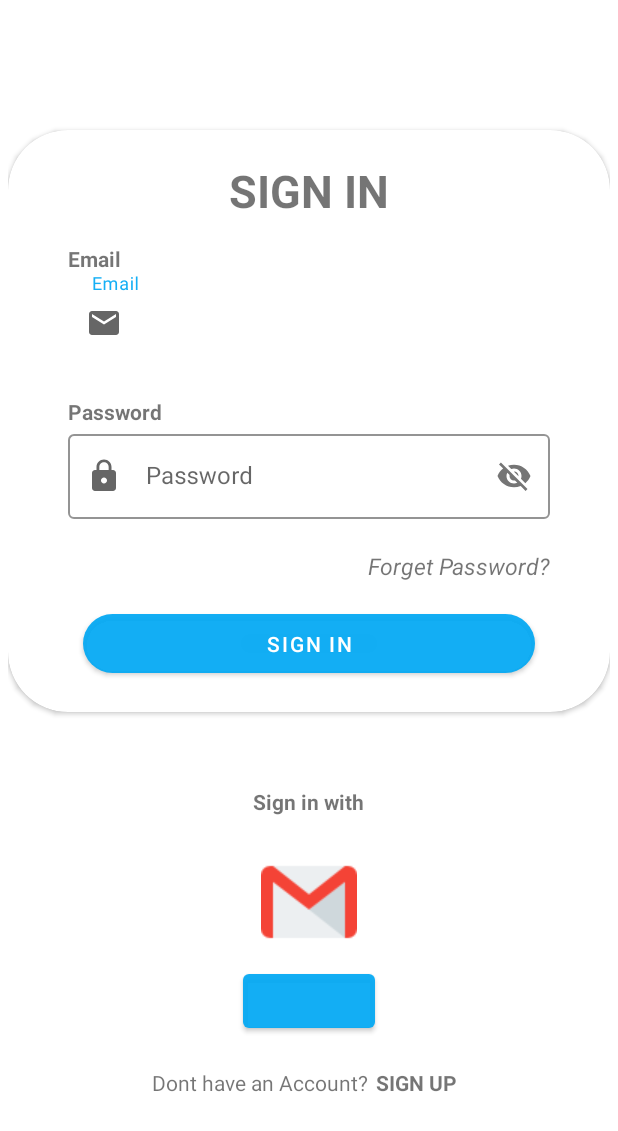
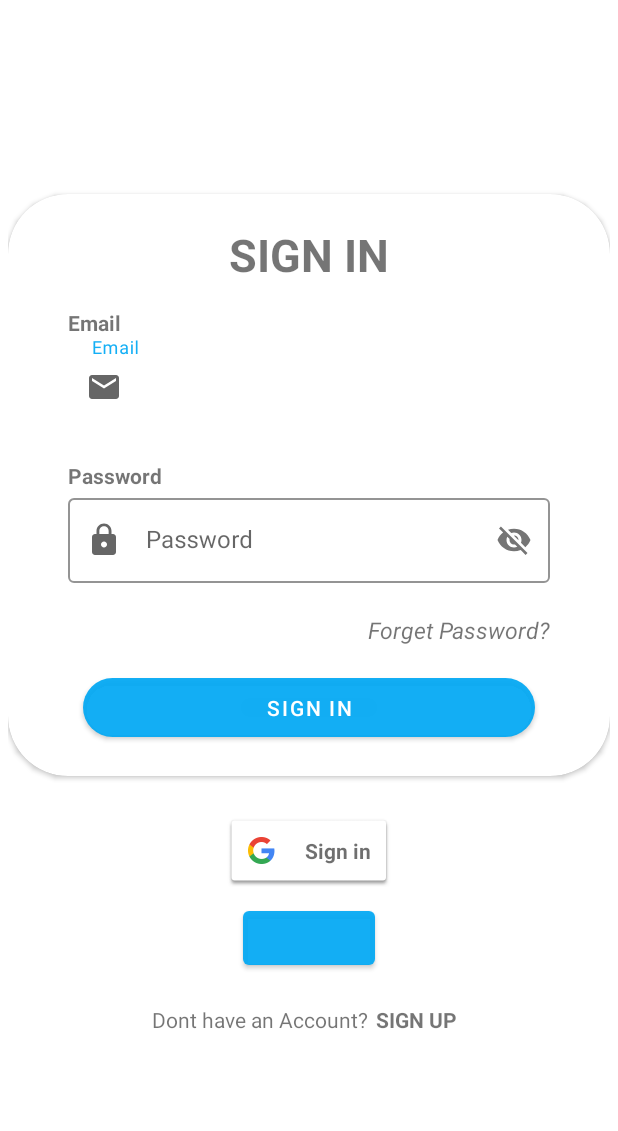
Before and after one commit to phong016688/TN1, an Android app: the screen it shows after launch (LoginActivity), on a phone screen of 412 x 824 dp. Shown: the top 1131 px of the screen. Run offline under Robolectric (Android 15) with nearby library versions, the phone set to English and light mode, and no system bars; our stand-ins replace Firebase (no records; nobody signed in at launch, a user with empty details on screens opened directly); libraries missing offline, so code that uses them is left out: com.facebook, com.facebook.login; plain views replace LoginButton; 4 statements that could not run were skipped.

Commit message:
add_mail

```diff
--- a/app/build.gradle
+++ b/app/build.gradle
@@ -74,6 +74,7 @@ dependencies {
     implementation 'com.google.firebase:firebase-auth-ktx'
     implementation 'com.facebook.android:facebook-login:[8.1)'
     implementation 'com.facebook.android:facebook-android-sdk:6.5.1'
+    implementation 'com.google.android.gms:play-services-auth:19.0.0'
 
     //coil
     implementation 'io.coil-kt:coil:1.1.1'
--- a/app/src/main/java/com/datn/mobileapp/ui/login/LoginFragment.kt
+++ b/app/src/main/java/com/datn/mobileapp/ui/login/LoginFragment.kt
@@ -15,11 +15,17 @@ import com.facebook.CallbackManager
 import com.facebook.FacebookCallback
 import com.facebook.FacebookException
 import com.facebook.login.LoginResult
+import com.google.android.gms.auth.api.signin.GoogleSignIn
+import com.google.android.gms.auth.api.signin.GoogleSignInClient
+import com.google.android.gms.auth.api.signin.GoogleSignInOptions
+import com.google.android.gms.common.api.ApiException
+import com.google.android.material.snackbar.Snackbar
 import com.google.firebase.auth.FacebookAuthProvider
 import com.google.firebase.auth.FirebaseAuth
+import com.google.firebase.auth.FirebaseUser
+import com.google.firebase.auth.GoogleAuthProvider
 import com.google.firebase.auth.ktx.auth
 import com.google.firebase.ktx.Firebase
-import kotlinx.coroutines.MainScope
 
 
 @Suppress("DEPRECATION")
@@ -27,10 +33,26 @@ class LoginFragment : Fragment(R.layout.fragment_login) {
     private val viewBinding by viewBindings(FragmentLoginBinding::bind)
     private var callbackManager: CallbackManager? = null
     private var auth: FirebaseAuth? = null
+    private var user: FirebaseUser? = null
+    private var signInClient: GoogleSignInClient? = null
+
     override fun onViewCreated(view: View, savedInstanceState: Bundle?) {
         super.onViewCreated(view, savedInstanceState)
 
+        onclick()
+        //login gmail
+        val gso = GoogleSignInOptions.Builder(GoogleSignInOptions.DEFAULT_SIGN_IN)
+            .requestIdToken(getString(R.string.default_web_client_id))
+            .requestEmail()
+            .build()
+        signInClient = GoogleSignIn.getClient(requireContext(), gso)
+        viewBinding.gmailImageButton.setOnClickListener {
+            signIn()
+        }
+
+        //login facebook
         auth = Firebase.auth
+        user = auth!!.currentUser
         callbackManager = CallbackManager.Factory.create();
         viewBinding.faceBookImageButton.setReadPermissions(listOf(EMAIL))
         viewBinding.faceBookImageButton.registerCallback(
@@ -38,18 +60,54 @@ class LoginFragment : Fragment(R.layout.fragment_login) {
             object : FacebookCallback<LoginResult> {
                 override fun onSuccess(result: LoginResult?) {
                     handleFacebookAccessToken(result!!.accessToken)
-                    Log.d("AAD", result?.accessToken.toString())
+                    Log.d("AAAAAAAAAAAA", user?.displayName + "__" + user?.email + "__" + user?.uid)
                     updateUI()
                 }
 
                 override fun onCancel() {
-                    Log.d("AAA", "CCCC")
+                    Log.d(this::class.java.simpleName, "onCancel")
                 }
 
                 override fun onError(error: FacebookException?) {
-                    Log.d("AAA", error.toString())
+                    Log.d(this::class.java.simpleName, error.toString())
                 }
             })
+    }
+
+    private fun onclick() : Fragment{
+
+    }
+
+    private fun signIn() {
+        val signInIntent = signInClient?.signInIntent
+        startActivityForResult(signInIntent, RC_SIGN_IN)
+    }
+
+    private fun firebaseAuthWithGoogle(idToken: String) {
+        val credential = GoogleAuthProvider.getCredential(idToken, null)
+        auth!!.signInWithCredential(credential)
+            .addOnCompleteListener(requireActivity()) { task ->
+                if (task.isSuccessful) {
+                    // Sign in success, update UI with the signed-in user's information
+                    Log.d(this::class.java.simpleName, "signInWithCredential:success")
+                    val user = auth!!.currentUser
+                    Log.d(
+                        this::class.java.simpleName,
+                        user?.phoneNumber + "___" + user?.displayName + "___" + user?.getEmail()
+                    )
+                    //  updateUI()
+                } else {
+                    Log.w(
+                        this::class.java.simpleName,
+                        "signInWithCredential:failure",
+                        task.exception
+                    )
+                    // ...
+                    Snackbar.make(requireView(), "Authentication Failed.", Snackbar.LENGTH_SHORT)
+                        .show()
+                    // updateUI()
+                }
+            }
     }
 
     private fun handleFacebookAccessToken(accessToken: AccessToken) {
@@ -58,41 +116,47 @@ class LoginFragment : Fragment(R.layout.fragment_login) {
             auth!!.signInWithCredential(credential)
                 .addOnCompleteListener(requireActivity()) { task ->
                     if (task.isSuccessful) {
+                        Log.d(this::class.java.simpleName, "successful")
                         updateUI()
-                        // Sign in success, update UI with the signed-in user's information
-                        Toast.makeText(
-                            requireContext(), "Authentication succes.",
-                            Toast.LENGTH_SHORT
-                        ).show()
-                        Log.d("AAB", "signInWithCredential:success")
-                        //  updateUI()
                     } else {
-                        // If sign in fails, display a message to the user.
-                        Log.w("AAC", "signInWithCredential:failure", task.exception)
+                        Log.d(
+                            this::class.java.simpleName,
+                            "signInWithCredential:failure",
+                            task.exception
+                        )
                         Toast.makeText(
                             requireContext(), "Authentication failed.",
                             Toast.LENGTH_SHORT
                         ).show()
-                        //  updateUI()
                     }
-                    // ...
                 }
         } catch (e: Exception) {
-
         }
-
     }
 
     override fun onStart() {
         super.onStart()
-        if (auth!!.currentUser != null) {
-            updateUI()
-        }
+//        if (auth!!.currentUser != null) {
+//            updateUI()
+//        }
     }
 
     override fun onActivityResult(requestCode: Int, resultCode: Int, data: Intent?) {
         callbackManager?.onActivityResult(requestCode, resultCode, data)
         super.onActivityResult(requestCode, resultCode, data)
+        if (requestCode == RC_SIGN_IN) {
+            val task = GoogleSignIn.getSignedInAccountFromIntent(data)
+            try {
+                // Google Sign In was successful, authenticate with Firebase
+                val account = task.getResult(ApiException::class.java)!!
+                Log.d("ABB", "firebaseAuthWithGoogle:" + account.id)
+                firebaseAuthWithGoogle(account.idToken!!)
+            } catch (e: ApiException) {
+                // Google Sign In failed, update UI appropriately
+                Log.w("ABB", "Google sign in failed", e)
+                // ...
+            }
+        }
     }
 
     private fun updateUI() {
@@ -108,5 +172,6 @@ class LoginFragment : Fragment(R.layout.fragment_login) {
 
     companion object {
         const val EMAIL = "email"
+        const val RC_SIGN_IN = 2
     }
 }
--- a/app/src/main/res/layout/fragment_login.xml
+++ b/app/src/main/res/layout/fragment_login.xml
@@ -105,32 +105,20 @@
         </LinearLayout>
     </androidx.cardview.widget.CardView>
 
-    <TextView
-        android:layout_width="wrap_content"
-        android:layout_height="wrap_content"
-        android:layout_gravity="center"
-        android:layout_marginTop="@dimen/dp_50"
-        android:text="@string/sign_in_with"
-        android:textStyle="bold" />
-
     <LinearLayout
-        android:padding="@dimen/dp_10"
         android:layout_width="match_parent"
         android:layout_height="wrap_content"
         android:layout_margin="@dimen/dp_5"
         android:gravity="center"
         android:orientation="vertical"
+        android:padding="@dimen/dp_10"
         android:weightSum="2">
 
-        <ImageButton
-            android:id="@+id/email_image_button"
+        <com.google.android.gms.common.SignInButton
+            android:id="@+id/gmail_image_button"
             android:layout_width="wrap_content"
             android:layout_height="wrap_content"
-            android:layout_margin="@dimen/dp_10"
-            android:layout_weight="1"
-            android:background="@null"
-            android:src="@drawable/gmail"
-            tools:ignore="ContentDescription" />
+            android:layout_margin="@dimen/dp_10" />
 
         <com.facebook.login.widget.LoginButton
             android:id="@+id/face_book_image_button"
@@ -151,6 +139,7 @@
             android:text="@string/dont_have_account" />
 
         <TextView
+            android:id="@+id/sign_up_text_view"
             android:layout_width="wrap_content"
             android:layout_height="wrap_content"
             android:layout_margin="@dimen/dp_5"
```
